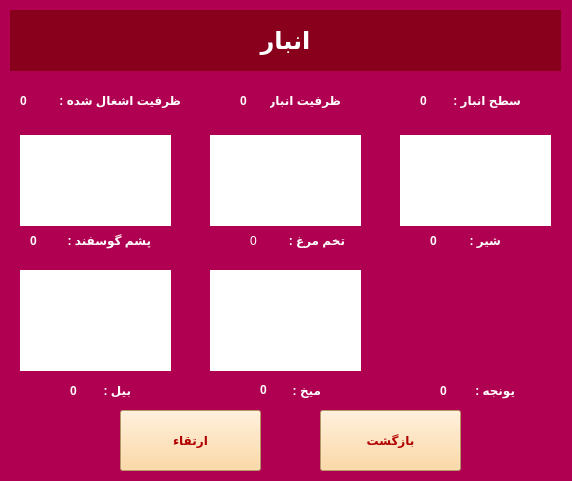
Old version of the form Storage.ui in the repository Mahdi-Ghasemii/AP_Project.
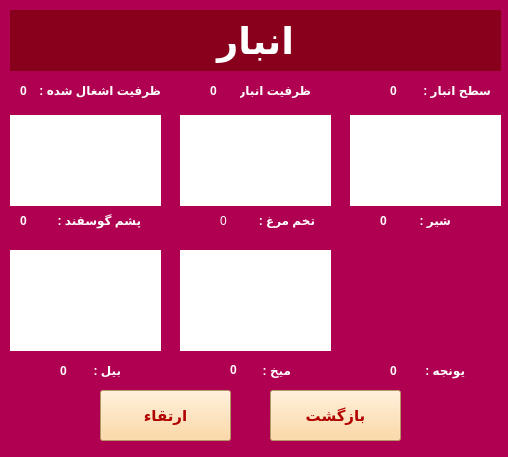
New version of the form. Icons and pictures are not drawn.

Diff of the .ui file:
```diff
--- a/Storage.ui
+++ b/Storage.ui
@@ -6,10 +6,16 @@
    <rect>
     <x>0</x>
     <y>0</y>
-    <width>572</width>
-    <height>481</height>
+    <width>508</width>
+    <height>457</height>
    </rect>
   </property>
+  <property name="font">
+   <font>
+    <weight>50</weight>
+    <bold>false</bold>
+   </font>
+  </property>
   <property name="windowTitle">
    <string>انبار</string>
   </property>
@@ -20,8 +26,8 @@
    <widget class="QLabel" name="label_6">
     <property name="geometry">
      <rect>
-      <x>210</x>
-      <y>135</y>
+      <x>180</x>
+      <y>115</y>
       <width>151</width>
       <height>91</height>
      </rect>
@@ -42,8 +48,8 @@
    <widget class="QLabel" name="label_4">
     <property name="geometry">
      <rect>
-      <x>400</x>
-      <y>135</y>
+      <x>350</x>
+      <y>115</y>
       <width>151</width>
       <height>91</height>
      </rect>
@@ -65,8 +71,8 @@
    <widget class="QLabel" name="label_28">
     <property name="geometry">
      <rect>
-      <x>400</x>
-      <y>270</y>
+      <x>350</x>
+      <y>250</y>
       <width>151</width>
       <height>101</height>
      </rect>
@@ -84,8 +90,8 @@
    <widget class="QLabel" name="label_29">
     <property name="geometry">
      <rect>
-      <x>474</x>
-      <y>380</y>
+      <x>424</x>
+      <y>360</y>
       <width>41</width>
       <height>20</height>
      </rect>
@@ -106,8 +112,8 @@
    <widget class="QLabel" name="label_32">
     <property name="geometry">
      <rect>
-      <x>60</x>
-      <y>230</y>
+      <x>50</x>
+      <y>210</y>
       <width>91</width>
       <height>20</height>
      </rect>
@@ -128,8 +134,8 @@
    <widget class="QLabel" name="label_5">
     <property name="geometry">
      <rect>
-      <x>460</x>
-      <y>230</y>
+      <x>410</x>
+      <y>210</y>
       <width>41</width>
       <height>20</height>
      </rect>
@@ -150,8 +156,8 @@
    <widget class="QLabel" name="Wool_Available">
     <property name="geometry">
      <rect>
-      <x>30</x>
-      <y>230</y>
+      <x>20</x>
+      <y>210</y>
       <width>31</width>
       <height>21</height>
      </rect>
@@ -172,8 +178,8 @@
    <widget class="QLabel" name="Yonjeh_Available">
     <property name="geometry">
      <rect>
-      <x>440</x>
-      <y>380</y>
+      <x>390</x>
+      <y>360</y>
       <width>31</width>
       <height>21</height>
      </rect>
@@ -194,8 +200,8 @@
    <widget class="QLabel" name="Milk_Available">
     <property name="geometry">
      <rect>
-      <x>430</x>
-      <y>230</y>
+      <x>380</x>
+      <y>210</y>
       <width>31</width>
       <height>21</height>
      </rect>
@@ -216,8 +222,8 @@
    <widget class="QLabel" name="label_9">
     <property name="geometry">
      <rect>
-      <x>100</x>
-      <y>380</y>
+      <x>90</x>
+      <y>360</y>
       <width>31</width>
       <height>20</height>
      </rect>
@@ -238,8 +244,8 @@
    <widget class="QLabel" name="Egg_Availbale">
     <property name="geometry">
      <rect>
-      <x>250</x>
-      <y>230</y>
+      <x>220</x>
+      <y>210</y>
       <width>31</width>
       <height>21</height>
      </rect>
@@ -254,8 +260,8 @@
    <widget class="QLabel" name="label_31">
     <property name="geometry">
      <rect>
-      <x>20</x>
-      <y>135</y>
+      <x>10</x>
+      <y>115</y>
       <width>151</width>
       <height>91</height>
      </rect>
@@ -277,8 +283,8 @@
    <widget class="QLabel" name="Bill_Available">
     <property name="geometry">
      <rect>
-      <x>70</x>
-      <y>380</y>
+      <x>60</x>
+      <y>360</y>
       <width>31</width>
       <height>21</height>
      </rect>
@@ -299,8 +305,8 @@
    <widget class="QLabel" name="label_7">
     <property name="geometry">
      <rect>
-      <x>284</x>
-      <y>230</y>
+      <x>254</x>
+      <y>210</y>
       <width>61</width>
       <height>20</height>
      </rect>
@@ -321,8 +327,8 @@
    <widget class="QLabel" name="label_8">
     <property name="geometry">
      <rect>
-      <x>20</x>
-      <y>270</y>
+      <x>10</x>
+      <y>250</y>
       <width>151</width>
       <height>101</height>
      </rect>
@@ -344,8 +350,8 @@
    <widget class="QLabel" name="label_10">
     <property name="geometry">
      <rect>
-      <x>210</x>
-      <y>270</y>
+      <x>180</x>
+      <y>250</y>
       <width>151</width>
       <height>101</height>
      </rect>
@@ -363,35 +369,11 @@
      <bool>true</bool>
     </property>
    </widget>
-   <widget class="QLabel" name="label_34">
-    <property name="geometry">
-     <rect>
-      <x>10</x>
-      <y>10</y>
-      <width>551</width>
-      <height>61</height>
-     </rect>
-    </property>
-    <property name="font">
-     <font>
-      <pointsize>12</pointsize>
-      <weight>75</weight>
-      <bold>true</bold>
-     </font>
-    </property>
-    <property name="styleSheet">
-     <string notr="true">color: rgb(255, 255, 255);
-background-color: rgb(136, 0, 27);</string>
-    </property>
-    <property name="text">
-     <string>&lt;html&gt;&lt;head/&gt;&lt;body&gt;&lt;p align=&quot;center&quot;&gt;&lt;span style=&quot; font-size:18pt; font-weight:600;&quot;&gt;انبار&lt;/span&gt;&lt;/p&gt;&lt;/body&gt;&lt;/html&gt;</string>
-    </property>
-   </widget>
    <widget class="QLabel" name="Mikh_Available">
     <property name="geometry">
      <rect>
-      <x>260</x>
-      <y>380</y>
+      <x>230</x>
+      <y>360</y>
       <width>31</width>
       <height>20</height>
      </rect>
@@ -412,8 +394,8 @@
    <widget class="QLabel" name="label_36">
     <property name="geometry">
      <rect>
-      <x>290</x>
-      <y>380</y>
+      <x>260</x>
+      <y>360</y>
       <width>31</width>
       <height>20</height>
      </rect>
@@ -434,12 +416,19 @@
    <widget class="QPushButton" name="Return_to_Farm_pbn">
     <property name="geometry">
      <rect>
-      <x>320</x>
-      <y>410</y>
-      <width>141</width>
-      <height>61</height>
+      <x>270</x>
+      <y>390</y>
+      <width>131</width>
+      <height>51</height>
      </rect>
     </property>
+    <property name="font">
+     <font>
+      <pointsize>11</pointsize>
+      <weight>75</weight>
+      <bold>true</bold>
+     </font>
+    </property>
     <property name="styleSheet">
      <string notr="true">color: rgb(177, 0, 0);
 background-color: rgb(255, 208, 141);
@@ -453,12 +442,19 @@
    <widget class="QPushButton" name="Upgrade_Storage">
     <property name="geometry">
      <rect>
-      <x>120</x>
-      <y>410</y>
-      <width>141</width>
-      <height>61</height>
+      <x>100</x>
+      <y>390</y>
+      <width>131</width>
+      <height>51</height>
      </rect>
     </property>
+    <property name="font">
+     <font>
+      <pointsize>11</pointsize>
+      <weight>75</weight>
+      <bold>true</bold>
+     </font>
+    </property>
     <property name="styleSheet">
      <string notr="true">color: rgb(177, 0, 0);
 background-color: rgb(255, 208, 141);
@@ -472,8 +468,8 @@
    <widget class="QLabel" name="Storage_Level">
     <property name="geometry">
      <rect>
-      <x>420</x>
-      <y>90</y>
+      <x>390</x>
+      <y>80</y>
       <width>31</width>
       <height>21</height>
      </rect>
@@ -494,8 +490,8 @@
    <widget class="QLabel" name="Storage_Capasity">
     <property name="geometry">
      <rect>
-      <x>240</x>
-      <y>90</y>
+      <x>210</x>
+      <y>80</y>
       <width>31</width>
       <height>21</height>
      </rect>
@@ -517,7 +513,7 @@
     <property name="geometry">
      <rect>
       <x>20</x>
-      <y>90</y>
+      <y>80</y>
       <width>31</width>
       <height>21</height>
      </rect>
@@ -538,8 +534,8 @@
    <widget class="QLabel" name="label_21">
     <property name="geometry">
      <rect>
-      <x>270</x>
-      <y>90</y>
+      <x>240</x>
+      <y>80</y>
       <width>71</width>
       <height>21</height>
      </rect>
@@ -560,8 +556,8 @@
    <widget class="QLabel" name="label_19">
     <property name="geometry">
      <rect>
-      <x>450</x>
-      <y>90</y>
+      <x>420</x>
+      <y>80</y>
       <width>71</width>
       <height>21</height>
      </rect>
@@ -582,9 +578,9 @@
    <widget class="QLabel" name="label_11">
     <property name="geometry">
      <rect>
-      <x>50</x>
-      <y>90</y>
-      <width>131</width>
+      <x>40</x>
+      <y>80</y>
+      <width>121</width>
       <height>20</height>
      </rect>
     </property>
@@ -602,6 +598,33 @@
      <string>ظرفیت اشغال شده :</string>
     </property>
    </widget>
+   <widget class="QLabel" name="label">
+    <property name="geometry">
+     <rect>
+      <x>10</x>
+      <y>10</y>
+      <width>491</width>
+      <height>61</height>
+     </rect>
+    </property>
+    <property name="font">
+     <font>
+      <pointsize>28</pointsize>
+      <weight>75</weight>
+      <bold>true</bold>
+     </font>
+    </property>
+    <property name="styleSheet">
+     <string notr="true">color: rgb(255, 255, 255);
+background-color: rgb(136, 0, 27);</string>
+    </property>
+    <property name="text">
+     <string>انبار</string>
+    </property>
+    <property name="alignment">
+     <set>Qt::AlignCenter</set>
+    </property>
+   </widget>
   </widget>
  </widget>
  <resources/>
```
Left out of the diff: 16 changed lines with no effect on the pictures.
